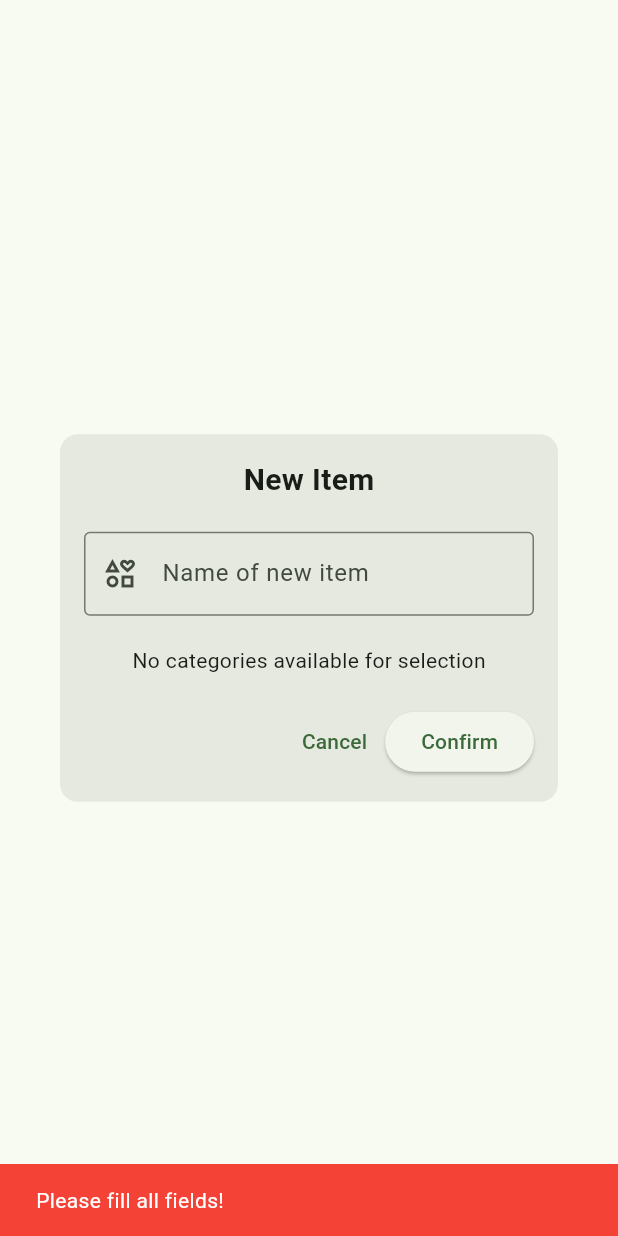
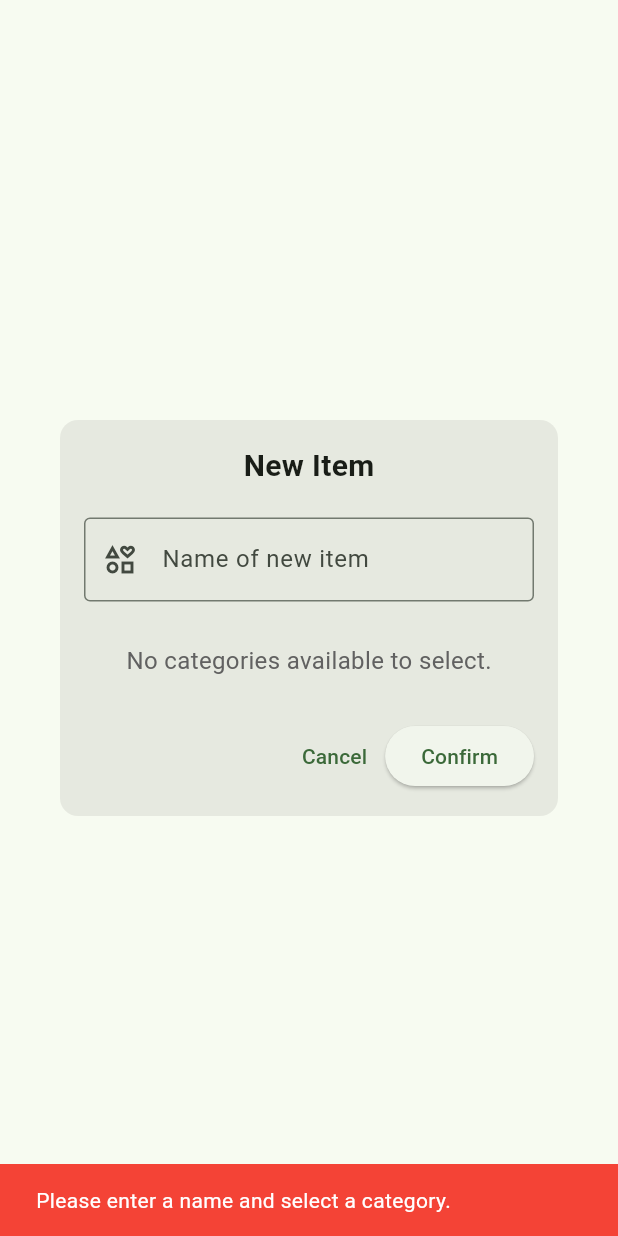
Before and after one commit to mvpur/tracknshop, a Flutter app: the NewItemDialog widget shown alone on an empty page, opened directly with empty values, after a tap on "Confirm", on a phone screen of 412 x 824 dp. Run offline on Flutter 3.47's test engine with Material 3 defaults, Android fonts, the phone set to English and light mode, and no system bars; our stand-ins replace cloud_firestore, firebase_core, flutter_riverpod, flutter_speed_dial, go_router; accounts and stored records are empty.

```diff
--- a/lib/presentation/screens/item/new_item_dialog.dart
+++ b/lib/presentation/screens/item/new_item_dialog.dart
@@ -6,12 +6,11 @@ import 'package:track_shop_app/presentation/provider/category_provider.dart';
 import 'package:track_shop_app/presentation/widgets/snackbar.dart';
 
 class NewItemDialog extends ConsumerWidget {
-  const NewItemDialog(this.warehouseId, this.catalogueId, this.categoryId,
+  const NewItemDialog(this.warehouseId, this.catalogueId, this.category,
       {super.key});
   final String? warehouseId;
   final String? catalogueId;
-  final String? categoryId;
-
+  final String? category;
   static const String name = 'new_item';
 
   @override
@@ -19,18 +18,18 @@ class NewItemDialog extends ConsumerWidget {
     final TextEditingController nameController = TextEditingController();
     final categories = ref.watch(categoryProvider);
 
-    // Filtrar categorías según el origen (warehouse o catalogue)
+    // Filtrar las categorías asociadas o sin vinculación.
     final filteredCategories = categories.where((category) {
-      if (warehouseId != null) {
-        return category.warehouseId == warehouseId;
-      } else if (catalogueId != null) {
-        return category.catalogueId == catalogueId;
-      }
-      return false;
+      final isLinkedToCurrent =
+          (warehouseId != null && category.warehouseId == warehouseId) ||
+              (catalogueId != null && category.catalogueId == catalogueId);
+      final isUnlinked =
+          category.warehouseId == null && category.catalogueId == null;
+
+      return isLinkedToCurrent || isUnlinked;
     }).toList();
 
     String? selectedCategoryId;
-
     return Dialog(
       shape: RoundedRectangleBorder(borderRadius: BorderRadius.circular(12.0)),
       child: ConstrainedBox(
@@ -55,6 +54,8 @@ class NewItemDialog extends ConsumerWidget {
                 ),
               ),
               const SizedBox(height: 20.0),
+
+              // Mostrar Dropdown o mensaje según las categorías disponibles.
               filteredCategories.isNotEmpty
                   ? DropdownButtonFormField<String>(
                       value: selectedCategoryId,
@@ -72,10 +73,19 @@ class NewItemDialog extends ConsumerWidget {
                         selectedCategoryId = value;
                       },
                     )
-                  : const Center(
-                      child: Text('No categories available for selection'),
+                  : Padding(
+                      padding: const EdgeInsets.symmetric(vertical: 8.0),
+                      child: Text(
+                        'No categories available to select.',
+                        style: TextStyle(
+                          color: Colors.grey.shade700,
+                          fontSize: 16,
+                        ),
+                      ),
                     ),
               const SizedBox(height: 20.0),
+
+              // Botones de acción.
               Row(
                 mainAxisAlignment: MainAxisAlignment.end,
                 children: [
@@ -88,18 +98,17 @@ class NewItemDialog extends ConsumerWidget {
                       final String itemName = nameController.text.trim();
                       if (itemName.isNotEmpty && selectedCategoryId != null) {
                         final newItem = Item(
-                          id: '',
-                          name: itemName,
-                          catalogueId: catalogueId,
-                          warehouseId: warehouseId,
-                          categoryId: selectedCategoryId,
-                        );
+                            id: '',
+                            name: itemName,
+                            catalogueId: catalogueId,
+                            warehouseId: warehouseId,
+                            categoryId: selectedCategoryId);
                         ref.read(itemProvider.notifier).addItem(newItem);
                         Navigator.of(context).pop();
                       } else {
                         SnackbarUtil.showSnackbar(
                           context,
-                          'Please fill all fields!',
+                          'Please enter a name and select a category.',
                           backgroundColor: Colors.red,
                         );
                       }
```
Also changed, not shown: lib/presentation/screens/catalogue/catalogue_detail_screen.dart (+8 -0 lines), lib/presentation/screens/warehouse/warehouse_detail_screen.dart (+8 -0 lines).
